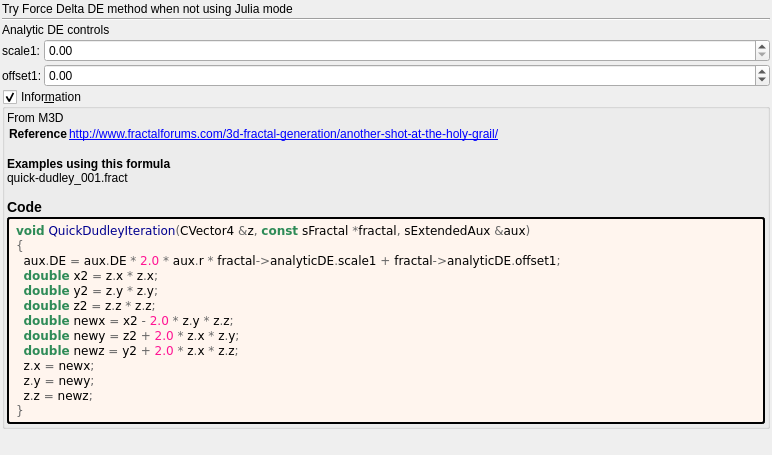
Above: mandelbulber2/formula/ui/quick_dudley.ui from irinox-ctrl/mandelbulber2 before the change. Below: the same form after it.
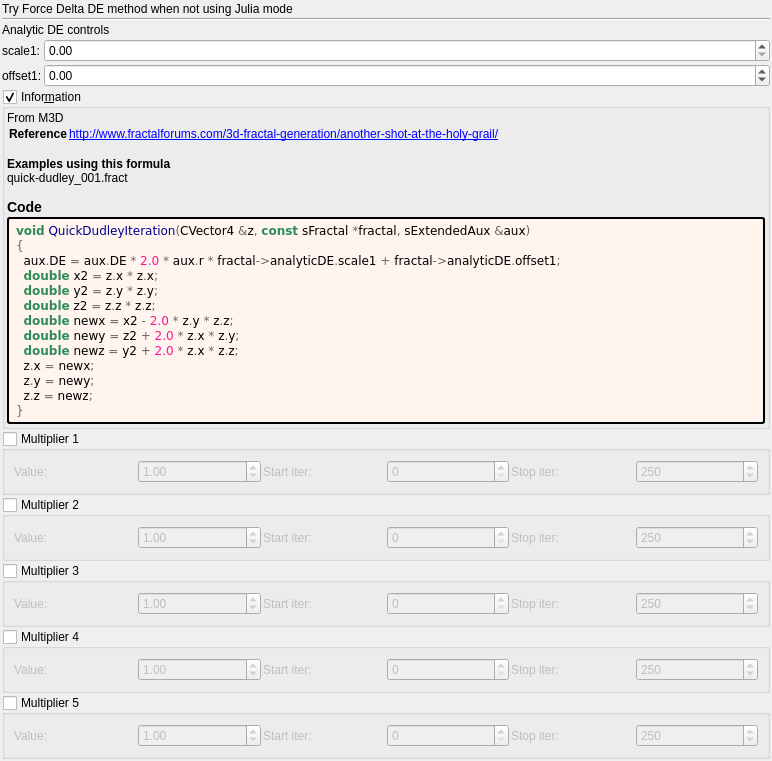
That is the form after the change. Custom widgets are drawn as their Qt base class.

Commit message:
feat: add 5 general-purpose multipliers to all 1007 fractal formulas
Each multiplier has:
- Checkbox (OFF by default)
- Value spinbox (default 1.0, range -100 to 100)
- Iteration start/stop range

Logic: z *= value; DE *= |value|;

Uses existing transformCommon parameters:
- Checkboxes: functionEnabledBx/By/Bz/Bw/CzFalse
- Values: scale4/5/6/8/16
- Ranges: startIterationsB-F/stopIterationsB-F

Modified 1007 .cpp (CPU), 1006 .cl (GPU), 1023 .ui files.
Both source (formula/) and deploy (deploy/share/) copies updated.

Patch:
```diff
--- a/mandelbulber2/formula/ui/quick_dudley.ui
+++ b/mandelbulber2/formula/ui/quick_dudley.ui
@@ -211,6 +211,192 @@
      </layout>
     </widget>
    </item>
+   <item>
+    <widget class="MyGroupBox" name="groupCheck_transf_function_enabledBx_false">
+     <property name="title"><string>Multiplier 1</string></property>
+     <property name="checkable"><bool>true</bool></property>
+     <property name="checked"><bool>false</bool></property>
+     <layout class="QGridLayout" name="gridLayout_mult1">
+      <property name="spacing"><number>2</number></property>
+      <item row="0" column="0">
+       <widget class="QLabel"><property name="text"><string>Value:</string></property></widget>
+      </item>
+      <item row="0" column="1">
+       <widget class="MyDoubleSpinBox" name="spinbox_transf_scale_4">
+        <property name="minimum"><double>-100.0</double></property><property name="maximum"><double>100.0</double></property>
+        <property name="singleStep"><double>0.01</double></property><property name="value"><double>1.0</double></property>
+       </widget>
+      </item>
+      <item row="0" column="2">
+       <widget class="QLabel"><property name="text"><string>Start iter:</string></property></widget>
+      </item>
+      <item row="0" column="3">
+       <widget class="MySpinBox" name="spinboxInt_transf_start_iterations_B">
+        <property name="minimum"><number>0</number></property><property name="maximum"><number>10000</number></property>
+        <property name="value"><number>0</number></property>
+       </widget>
+      </item>
+      <item row="0" column="4">
+       <widget class="QLabel"><property name="text"><string>Stop iter:</string></property></widget>
+      </item>
+      <item row="0" column="5">
+       <widget class="MySpinBox" name="spinboxInt_transf_stop_iterations_B">
+        <property name="minimum"><number>0</number></property><property name="maximum"><number>10000</number></property>
+        <property name="value"><number>250</number></property>
+       </widget>
+      </item>
+     </layout>
+    </widget>
+   </item>
+   <item>
+    <widget class="MyGroupBox" name="groupCheck_transf_function_enabledBy_false">
+     <property name="title"><string>Multiplier 2</string></property>
+     <property name="checkable"><bool>true</bool></property>
+     <property name="checked"><bool>false</bool></property>
+     <layout class="QGridLayout" name="gridLayout_mult2">
+      <property name="spacing"><number>2</number></property>
+      <item row="0" column="0">
+       <widget class="QLabel"><property name="text"><string>Value:</string></property></widget>
+      </item>
+      <item row="0" column="1">
+       <widget class="MyDoubleSpinBox" name="spinbox_transf_scale_5">
+        <property name="minimum"><double>-100.0</double></property><property name="maximum"><double>100.0</double></property>
+        <property name="singleStep"><double>0.01</double></property><property name="value"><double>1.0</double></property>
+       </widget>
+      </item>
+      <item row="0" column="2">
+       <widget class="QLabel"><property name="text"><string>Start iter:</string></property></widget>
+      </item>
+      <item row="0" column="3">
+       <widget class="MySpinBox" name="spinboxInt_transf_start_iterations_C">
+        <property name="minimum"><number>0</number></property><property name="maximum"><number>10000</number></property>
+        <property name="value"><number>0</number></property>
+       </widget>
+      </item>
+      <item row="0" column="4">
+       <widget class="QLabel"><property name="text"><string>Stop iter:</string></property></widget>
+      </item>
+      <item row="0" column="5">
+       <widget class="MySpinBox" name="spinboxInt_transf_stop_iterations_C">
+        <property name="minimum"><number>0</number></property><property name="maximum"><number>10000</number></property>
+        <property name="value"><number>250</number></property>
+       </widget>
+      </item>
+     </layout>
+    </widget>
+   </item>
+   <item>
+    <widget class="MyGroupBox" name="groupCheck_transf_function_enabledBz_false">
+     <property name="title"><string>Multiplier 3</string></property>
+     <property name="checkable"><bool>true</bool></property>
+     <property name="checked"><bool>false</bool></property>
+     <layout class="QGridLayout" name="gridLayout_mult3">
+      <property name="spacing"><number>2</number></property>
+      <item row="0" column="0">
+       <widget class="QLabel"><property name="text"><string>Value:</string></property></widget>
+      </item>
+      <item row="0" column="1">
+       <widget class="MyDoubleSpinBox" name="spinbox_transf_scale_6">
+        <property name="minimum"><double>-100.0</double></property><property name="maximum"><double>100.0</double></property>
+        <property name="singleStep"><double>0.01</double></property><property name="value"><double>1.0</double></property>
+       </widget>
+      </item>
+      <item row="0" column="2">
+       <widget class="QLabel"><property name="text"><string>Start iter:</string></property></widget>
+      </item>
+      <item row="0" column="3">
+       <widget class="MySpinBox" name="spinboxInt_transf_start_iterations_D">
+        <property name="minimum"><number>0</number></property><property name="maximum"><number>10000</number></property>
+        <property name="value"><number>0</number></property>
+       </widget>
+      </item>
+      <item row="0" column="4">
+       <widget class="QLabel"><property name="text"><string>Stop iter:</string></property></widget>
+      </item>
+      <item row="0" column="5">
+       <widget class="MySpinBox" name="spinboxInt_transf_stop_iterations_D">
+        <property name="minimum"><number>0</number></property><property name="maximum"><number>10000</number></property>
+        <property name="value"><number>250</number></property>
+       </widget>
+      </item>
+     </layout>
+    </widget>
+   </item>
+   <item>
+    <widget class="MyGroupBox" name="groupCheck_transf_function_enabledBw_false">
+     <property name="title"><string>Multiplier 4</string></property>
+     <property name="checkable"><bool>true</bool></property>
+     <property name="checked"><bool>false</bool></property>
+     <layout class="QGridLayout" name="gridLayout_mult4">
+      <property name="spacing"><number>2</number></property>
+      <item row="0" column="0">
+       <widget class="QLabel"><property name="text"><string>Value:</string></property></widget>
+      </item>
+      <item row="0" column="1">
+       <widget class="MyDoubleSpinBox" name="spinbox_transf_scale_8">
+        <property name="minimum"><double>-100.0</double></property><property name="maximum"><double>100.0</double></property>
+        <property name="singleStep"><double>0.01</double></property><property name="value"><double>1.0</double></property>
+       </widget>
+      </item>
+      <item row="0" column="2">
+       <widget class="QLabel"><property name="text"><string>Start iter:</string></property></widget>
+      </item>
+      <item row="0" column="3">
+       <widget class="MySpinBox" name="spinboxInt_transf_start_iterations_E">
+        <property name="minimum"><number>0</number></property><property name="maximum"><number>10000</number></property>
+        <property name="value"><number>0</number></property>
+       </widget>
+      </item>
+      <item row="0" column="4">
+       <widget class="QLabel"><property name="text"><string>Stop iter:</string></property></widget>
+      </item>
+      <item row="0" column="5">
+       <widget class="MySpinBox" name="spinboxInt_transf_stop_iterations_E">
+        <property name="minimum"><number>0</number></property><property name="maximum"><number>10000</number></property>
+        <property name="value"><number>250</number></property>
+       </widget>
+      </item>
+     </layout>
+    </widget>
+   </item>
+   <item>
+    <widget class="MyGroupBox" name="groupCheck_transf_function_enabledCz_false">
+     <property name="title"><string>Multiplier 5</string></property>
+     <property name="checkable"><bool>true</bool></property>
+     <property name="checked"><bool>false</bool></property>
+     <layout class="QGridLayout" name="gridLayout_mult5">
+      <property name="spacing"><number>2</number></property>
+      <item row="0" column="0">
+       <widget class="QLabel"><property name="text"><string>Value:</string></property></widget>
+      </item>
+      <item row="0" column="1">
+       <widget class="MyDoubleSpinBox" name="spinbox_transf_scale_16">
+        <property name="minimum"><double>-100.0</double></property><property name="maximum"><double>100.0</double></property>
+        <property name="singleStep"><double>0.01</double></property><property name="value"><double>1.0</double></property>
+       </widget>
+      </item>
+      <item row="0" column="2">
+       <widget class="QLabel"><property name="text"><string>Start iter:</string></property></widget>
+      </item>
+      <item row="0" column="3">
+       <widget class="MySpinBox" name="spinboxInt_transf_start_iterations_F">
+        <property name="minimum"><number>0</number></property><property name="maximum"><number>10000</number></property>
+        <property name="value"><number>0</number></property>
+       </widget>
+      </item>
+      <item row="0" column="4">
+       <widget class="QLabel"><property name="text"><string>Stop iter:</string></property></widget>
+      </item>
+      <item row="0" column="5">
+       <widget class="MySpinBox" name="spinboxInt_transf_stop_iterations_F">
+        <property name="minimum"><number>0</number></property><property name="maximum"><number>10000</number></property>
+        <property name="value"><number>250</number></property>
+       </widget>
+      </item>
+     </layout>
+    </widget>
+   </item>
+
    <item>
     <spacer name="verticalSpacer">
      <property name="orientation">
@@ -238,6 +424,11 @@
    <extends>QDoubleSpinBox</extends>
    <header>my_double_spin_box.h</header>
   </customwidget>
+   <customwidget>
+   <class>MySpinBox</class>
+   <extends>QSpinBox</extends>
+   <header>my_spin_box.h</header>
+  </customwidget>
  </customwidgets>
  <tabstops>
   <tabstop>groupCheck_info</tabstop>
```
The commit also changes 3972 other files.
